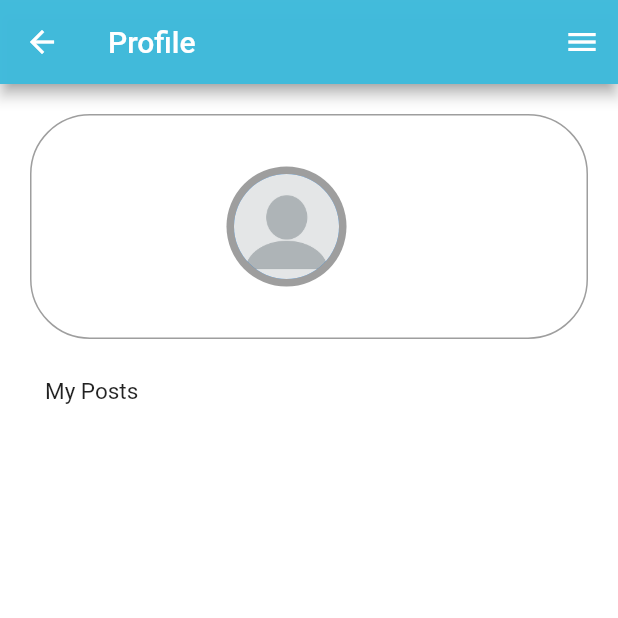
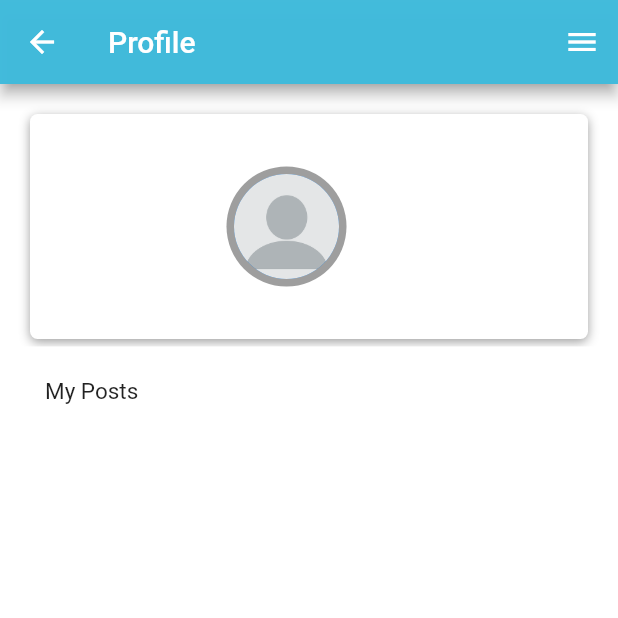
Before and after one commit to HongikB612/UrbanLink, a Flutter app: the ProfilePage screen opened directly, on a phone screen of 412 x 824 dp, the top half of it. Run offline on Flutter 3.47's test engine with Material 2 defaults, Android fonts, the phone set to English and light mode, and no system bars; our stand-ins replace anim_search_bar, cloud_firestore, firebase_auth, firebase_core, firebase_storage, geocoding and 6 more; accounts and stored records are empty.

Commit message:
Feat Redesign profile box widget
Remove shadow, design to modern simple aesthethic 유려한 디자인~^^

```diff
--- a/lib/pages/postpage/postspage.dart
+++ b/lib/pages/postpage/postspage.dart
@@ -36,10 +36,9 @@ class _PostsPageState extends State<PostsPage> {
       endDrawer: const LocationDrawerWidget(),
       body: Column(
         children: <Widget>[
-          Expanded(
-              child: PostList(
+          PostList(
             postStream: widget.postStream ?? PostDatabaseService.getPosts(),
-          )),
+          ),
         ],
       ),
       floatingActionButton: FloatingActionButton(
--- a/lib/pages/profilepage/profilepage.dart
+++ b/lib/pages/profilepage/profilepage.dart
@@ -52,17 +52,19 @@ class _ProfilePageState extends State<ProfilePage> {
   Widget profileBox(MyUser? profileUser) {
     const textProfileDescriptionStyle = TextStyle(fontSize: 20);
     const double profileHeight = 150;
-    const double profileRound = 40;
+    const double profileRound = 5;
     return Container(
         margin: const EdgeInsets.fromLTRB(20, 20, 20, 0),
         height: profileHeight,
         decoration: const BoxDecoration(
-          border: Border(
-            top: BorderSide(width: 1.0, color: Colors.grey),
-            left: BorderSide(width: 1.0, color: Colors.grey),
-            right: BorderSide(width: 1.0, color: Colors.grey),
-            bottom: BorderSide(width: 1.0, color: Colors.grey),
-          ),
+          color: Colors.white,
+          boxShadow: <BoxShadow>[
+            BoxShadow(
+              color: Colors.grey,
+              blurRadius: 5.0,
+              offset: Offset(0.0, 2),
+            ),
+          ],
           borderRadius: BorderRadius.only(
             topLeft: Radius.circular(profileRound),
             topRight: Radius.circular(profileRound),
--- a/lib/widgets/post_list_widget.dart
+++ b/lib/widgets/post_list_widget.dart
@@ -127,7 +127,8 @@ class _PostListState extends State<PostList> {
   @override
   Widget build(BuildContext context) {
     final isPostsPage = Get.currentRoute == '/PostsPage';
-    return StreamBuilder<List<Post>>(
+    return Expanded(
+      child: StreamBuilder<List<Post>>(
         stream: widget.postStream,
         builder: (context, snapshot) {
           if (snapshot.hasError) {
@@ -154,6 +155,7 @@ class _PostListState extends State<PostList> {
             );
           }
         },
+      ),
     );
   }
 }
```
Lines whose indentation alone changed are shown as unchanged.
